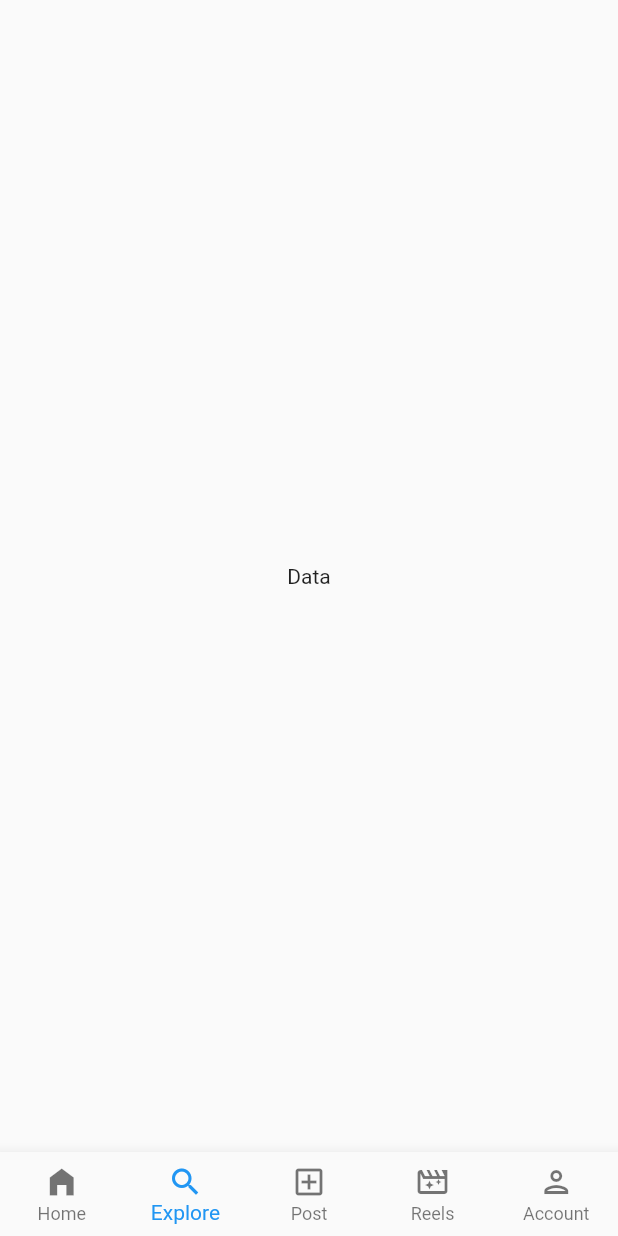
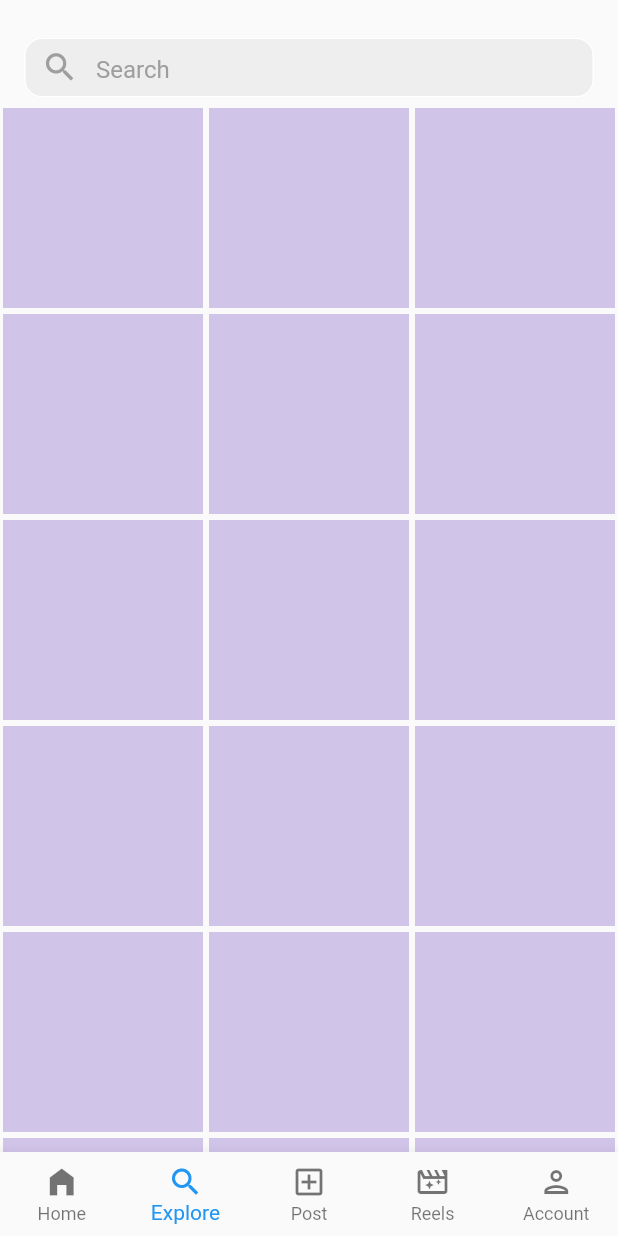
Before and after one commit to shinchandler/Flutter_ig_clone, a Flutter app: the screen it shows after launch, item 2 of the bottom bar chosen, on a phone screen of 412 x 824 dp. Run offline on Flutter 3.47's test engine with Material 2 defaults, Android fonts, the phone set to English and light mode, and no system bars.

Commit message:
ExplorePage UI completed

```diff
--- /dev/null
+++ b/lib/components/explore_grid.dart
@@ -0,0 +1,22 @@
+import 'package:flutter/material.dart';
+
+class ExploreGrid extends StatelessWidget {
+  const ExploreGrid({super.key});
+
+  @override
+  Widget build(BuildContext context) {
+    return GridView.builder(
+      itemCount: 1000,
+      gridDelegate:
+          const SliverGridDelegateWithFixedCrossAxisCount(crossAxisCount: 3),
+      itemBuilder: (context, index) {
+        return Padding(
+          padding: const EdgeInsets.all(2.0),
+          child: Container(
+            color: Colors.deepPurple[100],
+          ),
+        );
+      },
+    );
+  }
+}
--- a/lib/components/feed_post.dart
+++ b/lib/components/feed_post.dart
@@ -10,6 +10,7 @@ class FeedPost extends StatelessWidget {
       width: 800,
       decoration: const BoxDecoration(color: Colors.transparent),
       child: Column(
+        crossAxisAlignment: CrossAxisAlignment.start,
         children: [
           // profile
           const Padding(
@@ -110,14 +111,12 @@ class FeedPost extends StatelessWidget {
           ),
 
           //view all comments
-          Padding(
-            padding: const EdgeInsets.fromLTRB(15,2, 15, 5),
-            child: Container(
-                alignment: AlignmentDirectional.topStart,
-                child: const Text(
+          const Padding(
+            padding: EdgeInsets.fromLTRB(15,2, 15, 5),
+                child: Text(
                   'View all 176 comments',
                   style: TextStyle(color: Colors.grey),
-                )),
+                ),
           ),
 
           //add a comment
@@ -146,12 +145,10 @@ class FeedPost extends StatelessWidget {
           //upload time
           Padding(
             padding: const EdgeInsets.fromLTRB(15,0, 15, 5),
-            child: Container(
-                alignment: AlignmentDirectional.topStart,
-                child: RichText(text: TextSpan(style: TextStyle(color: Colors.grey,fontSize: 12),children: [
+                child: RichText(text: const TextSpan(style: TextStyle(color: Colors.grey,fontSize: 12),children: [
                   TextSpan(text:'9 hours ago • ',),
                   TextSpan(text: 'See translation',style: TextStyle(color: Colors.black))
-                ]))),
+                ])),
           ),
         ],
       ),
--- a/lib/homepage.dart
+++ b/lib/homepage.dart
@@ -22,10 +22,10 @@ class _HomePageState extends State<HomePage> {
 
   final List<Widget> _pages = [
     const UserHomePage(),
+    const ExplorePage(),
+    const CreatePostPage(),
     const ReelsPage(),
-    const ExplorePage(),
     const AccountPage(),
-    const CreatePostPage()
   ];
 
   @override
@@ -33,7 +33,7 @@ class _HomePageState extends State<HomePage> {
     return SafeArea(
       child: Scaffold(
         body: _pages[_selectedIndex],
-        bottomNavigationBar: BottomNavigationBar(selectedItemColor: Colors.blue,onTap: _navigateBottomNavBar, currentIndex: _selectedIndex, type: BottomNavigationBarType.fixed, items: const [
+        bottomNavigationBar: BottomNavigationBar(selectedItemColor: Colors.blue, onTap: _navigateBottomNavBar, currentIndex: _selectedIndex, type: BottomNavigationBarType.fixed, items: const [
           BottomNavigationBarItem(icon: Icon(Icons.home_filled), label: 'Home'),
           BottomNavigationBarItem(icon: Icon(Icons.search_outlined), label: 'Explore'),
           BottomNavigationBarItem(icon: Icon(Icons.add_box_outlined), label: 'Post'),
--- a/lib/pages/account.dart
+++ b/lib/pages/account.dart
@@ -5,6 +5,6 @@ class AccountPage extends StatelessWidget {
 
   @override
   Widget build(BuildContext context) {
-    return const Center(child: Text('Data'));
+    return const Center(child: Text('Account'));
   }
 }
--- a/lib/pages/create_post.dart
+++ b/lib/pages/create_post.dart
@@ -5,6 +5,6 @@ class CreatePostPage extends StatelessWidget {
 
   @override
   Widget build(BuildContext context) {
-    return const Center(child: Text('Data'));
+    return const Center(child: Text('Create Post'));
   }
 }
--- a/lib/pages/explore.dart
+++ b/lib/pages/explore.dart
@@ -1,10 +1,51 @@
 import 'package:flutter/material.dart';
+
+import '../components/explore_grid.dart';
 
 class ExplorePage extends StatelessWidget {
   const ExplorePage({super.key});
 
   @override
   Widget build(BuildContext context) {
-    return const Center(child: Text('Data'));
+    return Scaffold(
+        appBar: AppBar(
+          toolbarHeight: 70,
+            backgroundColor: Colors.transparent,
+            elevation: 0,
+            title: Container(
+                      margin: const EdgeInsets.only(top: 50,bottom: 30),
+                      height: 40,
+                      child: TextField(
+                        decoration: InputDecoration(
+                          focusedBorder: const OutlineInputBorder(
+                            borderRadius: BorderRadius.all(Radius.circular(12)),
+                            borderSide: BorderSide(
+                              color: Colors.white
+                            )
+                          ),
+                          enabledBorder: const OutlineInputBorder(
+                            borderRadius: BorderRadius.all(Radius.circular(12)),
+                              borderSide: BorderSide(
+                                color: Colors.white,
+                            )
+                          ),
+                          fillColor: Colors.grey[200],
+                          filled: true,
+                          hintText: 'Search',
+                          hintStyle: const TextStyle(color: Colors.grey, height: 2.9),
+                          prefixIcon: const Icon(
+                            Icons.search,
+                            size: 25,
+                            color: Colors.grey,
+                          ),
+                          iconColor: Colors.grey,
+                          border: OutlineInputBorder(
+                            borderRadius: BorderRadius.circular(30),
+                          ),
+                        ),
+                      ),
+                    ),
+        ),
+        body: ExploreGrid());
   }
 }
--- a/lib/pages/reels.dart
+++ b/lib/pages/reels.dart
@@ -5,6 +5,6 @@ class ReelsPage extends StatelessWidget {
 
   @override
   Widget build(BuildContext context) {
-    return const Center(child: Text('Data'));
+    return const Center(child: Text('Reels'));
   }
 }
```
